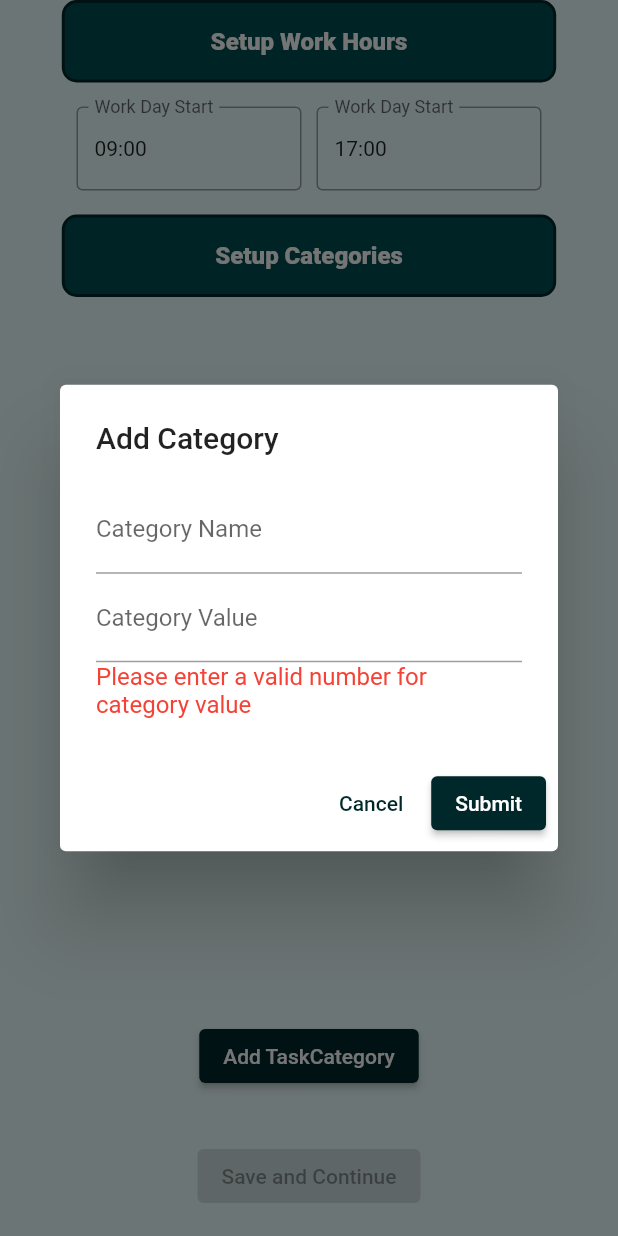
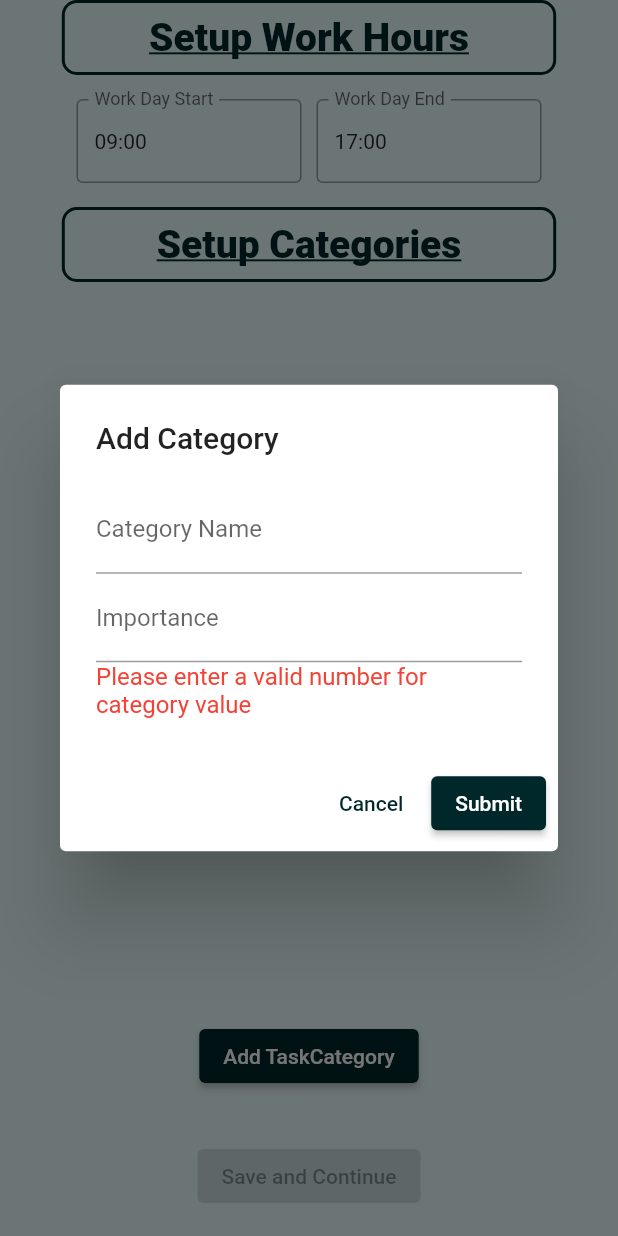
Before and after one commit to tvasuthevan123/TimeScape, a Flutter app: the screen it shows after launch, after a tap on "Add TaskCategory", on a phone screen of 412 x 824 dp. Run offline on Flutter 3.47's test engine with Material 2 defaults, Android fonts, the phone set to English and light mode, and no system bars; our stand-ins replace flutter_local_notifications, flutter_slidable, google_fonts, shared_preferences, sqflite, timezone; accounts and stored records are empty.

Commit message:
Fix formatting for category setup page

```diff
--- a/lib/category_setup.dart
+++ b/lib/category_setup.dart
@@ -39,15 +39,16 @@ class _SettingsPageState extends State<SettingsPage> {
                         color: const Color.fromRGBO(0, 39, 41, 1),
                         width: 2.0,
                       ),
-                      color: const Color.fromRGBO(0, 78, 82, 1),
+                      color: Colors.transparent,
                     ),
-                    padding: const EdgeInsets.all(16),
+                    padding: const EdgeInsets.all(8),
                     child: const Text(
                       "Setup Work Hours",
                       style: TextStyle(
-                        fontWeight: FontWeight.w800,
-                        fontSize: 16,
-                        color: Colors.white,
+                        decoration: TextDecoration.underline,
+                        fontWeight: FontWeight.w900,
+                        fontSize: 26,
+                        color: Color.fromRGBO(0, 39, 41, 1),
                       ),
                       textAlign: TextAlign.center,
                     ),
@@ -94,7 +95,7 @@ class _SettingsPageState extends State<SettingsPage> {
                       width: 150,
                       child: InputDecorator(
                         decoration: const InputDecoration(
-                          labelText: 'Work Day Start',
+                          labelText: 'Work Day End',
                           border: OutlineInputBorder(),
                         ),
                         child: Text(
@@ -119,15 +120,16 @@ class _SettingsPageState extends State<SettingsPage> {
                         color: const Color.fromRGBO(0, 39, 41, 1),
                         width: 2.0,
                       ),
-                      color: const Color.fromRGBO(0, 78, 82, 1),
+                      color: Colors.transparent,
                     ),
-                    padding: const EdgeInsets.all(16),
+                    padding: const EdgeInsets.all(8),
                     child: const Text(
                       "Setup Categories",
                       style: TextStyle(
-                        fontWeight: FontWeight.w800,
-                        fontSize: 16,
-                        color: Colors.white,
+                        decoration: TextDecoration.underline,
+                        fontWeight: FontWeight.w900,
+                        fontSize: 26,
+                        color: Color.fromRGBO(0, 39, 41, 1),
                       ),
                       textAlign: TextAlign.center,
                     ),
@@ -135,6 +137,8 @@ class _SettingsPageState extends State<SettingsPage> {
                 ),
               ),
               Expanded(
+                child: Padding(
+                  padding: const EdgeInsets.symmetric(horizontal: 16),
                   child: ListView.builder(
                     itemCount: itemManager.categories.length,
                     itemBuilder: (context, index) {
@@ -162,6 +166,7 @@ class _SettingsPageState extends State<SettingsPage> {
                         ),
                       );
                     },
+                  ),
                 ),
               ),
               Padding(
@@ -216,14 +221,15 @@ class _SettingsPageState extends State<SettingsPage> {
                   controller: valueController,
                   keyboardType: TextInputType.number,
                   decoration: const InputDecoration(
-                    labelText: 'Category Value',
-                    hintText: 'Enter importance value (higher = more priority)',
+                    labelText: 'Importance',
+                    hintText: '1-10 (Most Important)',
                   ),
                   onChanged: (value) {
                     setState(() {
                       if (value.isNotEmpty) {
                         int? parsedValue = int.tryParse(value);
-                        isNotValidParams = parsedValue == null;
+                        isNotValidParams = parsedValue == null ||
+                            (parsedValue > 10 || parsedValue < 1);
                       } else {
                         isNotValidParams = true;
                       }
@@ -274,6 +280,7 @@ class _SettingsPageState extends State<SettingsPage> {
     setState(() {});
   }
 
+  // Calls setState from main widget instead of inside child stateful widget
   void updateMainState() {
     setState(() {});
   }
```
Lines whose indentation alone changed are shown as unchanged.
